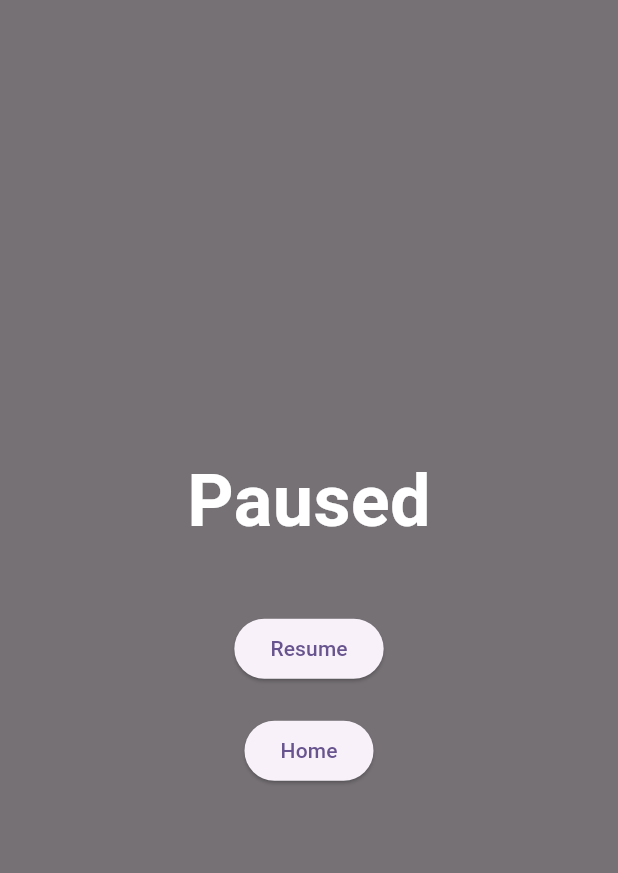
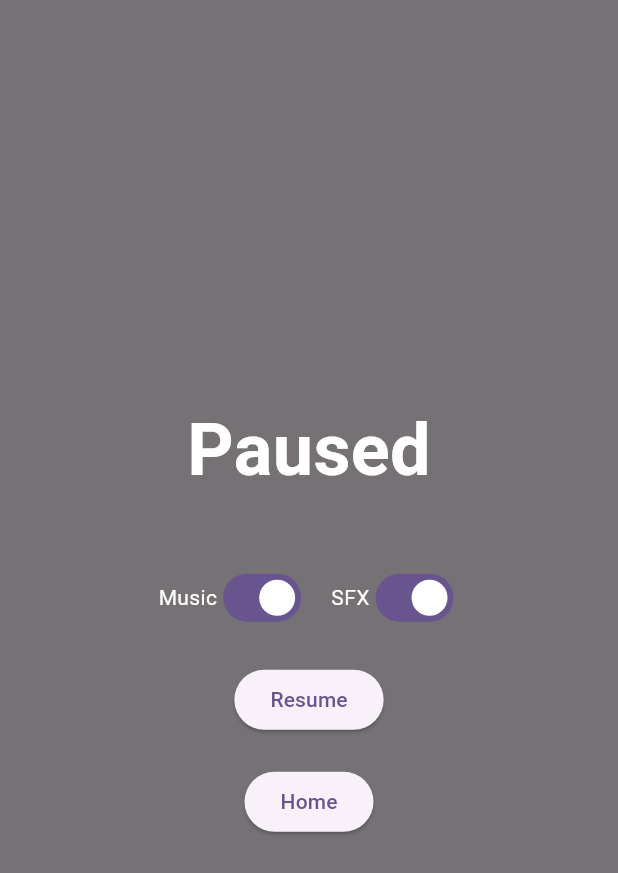
Before and after one commit to AminMemariani/One-Brain-Two-Hands, a Flutter app: the PauseOverlay widget shown alone on an empty page, opened directly, on a phone screen of 412 x 824 dp. Shown: the top 873 px of the screen. Run offline on Flutter 3.47's test engine with Material 3 defaults, Android fonts, the phone set to English and light mode, and no system bars; our stand-ins replace audioplayers, shared_preferences; missing offline and left inert: flame; accounts and stored records are empty; statements that could not run were skipped.

Commit message:
Add audio management and integration tests
- Implemented AudioManager for background music and sound effects control.
- Added audio toggles in PauseOverlay for user preferences.
- Integrated audio playback in gameplay events (tap, collision, score).
- Created integration tests for game flow, including start, pause, resume, and game over scenarios.
- Updated pubspec.yaml and pubspec.lock to include new dependencies for audio management and testing.
- Enhanced game provider with game speed adjustment functionality.

```diff
--- a/lib/gameplay/obstacle.dart
+++ b/lib/gameplay/obstacle.dart
@@ -22,7 +22,8 @@ class Obstacle extends PositionComponent with HasGameRef, CollisionCallbacks {
     required this.side,
     required this.gameSpeed,
     required this.onPlayerCollision,
-  })  : _obstacleColor = side == PlayerSide.left ? Colors.red : Colors.orange,
+    Color? color,
+  })  : _obstacleColor = color ?? (side == PlayerSide.left ? Colors.red : Colors.orange),
         _fillPaint = Paint()..style = PaintingStyle.fill,
         _borderPaint = Paint()
           ..color = Colors.white
@@ -114,7 +115,7 @@ class Obstacle extends PositionComponent with HasGameRef, CollisionCallbacks {
       _hasCollided = true;
 
       // Play collision sound
-      AudioManager().playSound('sounds/crash.mp3').catchError((e) {
+      AudioManager().playCollision().catchError((e) {
         // Fallback: log error if sound file doesn't exist
         // In production, you would have actual sound files in assets
         print('Could not play crash sound: $e');
--- a/lib/gameplay/tap_handler.dart
+++ b/lib/gameplay/tap_handler.dart
@@ -1,6 +1,7 @@
 import 'package:flame/components.dart';
 import 'package:flame/events.dart';
 import 'player.dart';
+import '../core/audio_manager.dart';
 
 class TapHandler extends Component with HasGameRef, TapCallbacks {
   final Player leftPlayer;
@@ -25,10 +26,12 @@ class TapHandler extends Component with HasGameRef, TapCallbacks {
 
     // Left half of screen controls left player
     if (tapX < screenWidth / 2) {
+      AudioManager().playTap();
       leftPlayer.toggleLane();
     }
     // Right half of screen controls right player
     else {
+      AudioManager().playTap();
       rightPlayer.toggleLane();
     }
 
--- a/lib/ui/home_screen.dart
+++ b/lib/ui/home_screen.dart
@@ -5,6 +5,8 @@ import '../core/game_provider.dart';
 import '../gameplay/game_scene.dart';
 import 'game_over_screen.dart';
 import 'pause_overlay.dart';
+import '../core/audio_manager.dart';
+import '../core/audio_manager.dart';
 
 class HomeScreen extends StatefulWidget {
   const HomeScreen({super.key});
@@ -29,8 +31,12 @@ class _HomeScreenState extends State<HomeScreen> {
       _providerListener = () {
         if (!gameProvider.isPlaying || gameProvider.isPaused) {
           _gameScene?.pauseEngine();
+          // Stop music when paused or not playing
+          AudioManager().stopBackgroundMusic();
         } else {
           _gameScene?.resumeEngine();
+          // Start/ensure background music when playing
+          AudioManager().playBackgroundMusic();
         }
       };
       gameProvider.addListener(_providerListener!);
--- a/lib/ui/pause_overlay.dart
+++ b/lib/ui/pause_overlay.dart
@@ -1,6 +1,7 @@
 import 'package:flutter/material.dart';
 import 'package:provider/provider.dart';
 import '../core/game_provider.dart';
+import '../core/audio_manager.dart';
 import '../gameplay/game_scene.dart';
 
 class PauseOverlay extends StatelessWidget {
@@ -27,6 +28,55 @@ class PauseOverlay extends StatelessWidget {
               ),
             ),
             const SizedBox(height: 40),
+            // Audio toggles
+            Padding(
+              padding: const EdgeInsets.symmetric(horizontal: 24.0),
+              child: Row(
+                mainAxisAlignment: MainAxisAlignment.center,
+                children: [
+                  ValueListenableBuilder(
+                    valueListenable: ValueNotifier(AudioManager().isMusicEnabled),
+                    builder: (context, value, _) {
+                      return Row(
+                        children: [
+                          const Text(
+                            'Music',
+                            style: TextStyle(color: Colors.white),
+                          ),
+                          Switch(
+                            value: AudioManager().isMusicEnabled,
+                            onChanged: (v) async {
+                              await AudioManager().setMusicEnabled(v);
+                            },
+                          ),
+                        ],
+                      );
+                    },
+                  ),
+                  const SizedBox(width: 16),
+                  ValueListenableBuilder(
+                    valueListenable: ValueNotifier(AudioManager().isSoundEnabled),
+                    builder: (context, value, _) {
+                      return Row(
+                        children: [
+                          const Text(
+                            'SFX',
+                            style: TextStyle(color: Colors.white),
+                          ),
+                          Switch(
+                            value: AudioManager().isSoundEnabled,
+                            onChanged: (v) {
+                              AudioManager().setSoundEnabled(v);
+                            },
+                          ),
+                        ],
+                      );
+                    },
+                  ),
+                ],
+              ),
+            ),
+            const SizedBox(height: 20),
             ElevatedButton(
               onPressed: () {
                 game?.resumeGame();
```
Also changed, not shown: lib/core/audio_manager.dart (+64 -25 lines), lib/core/game_provider.dart (+9 -0 lines), lib/gameplay/game_scene.dart (+79 -0 lines), pubspec.yaml (+8 -3 lines), pubspec.lock, 4 other files.
